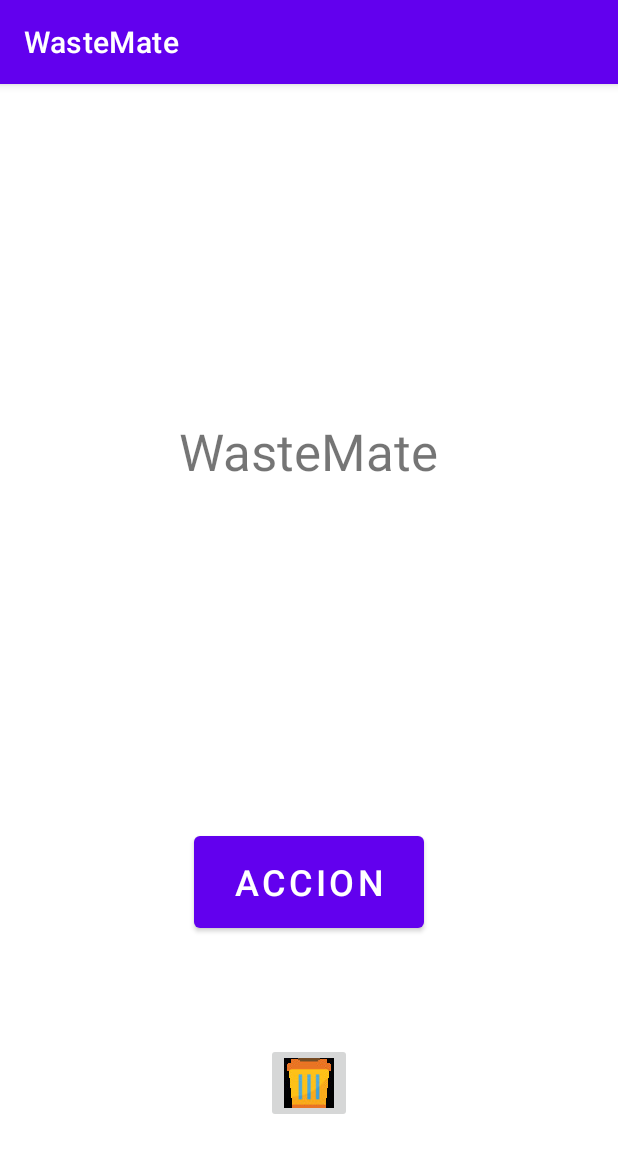
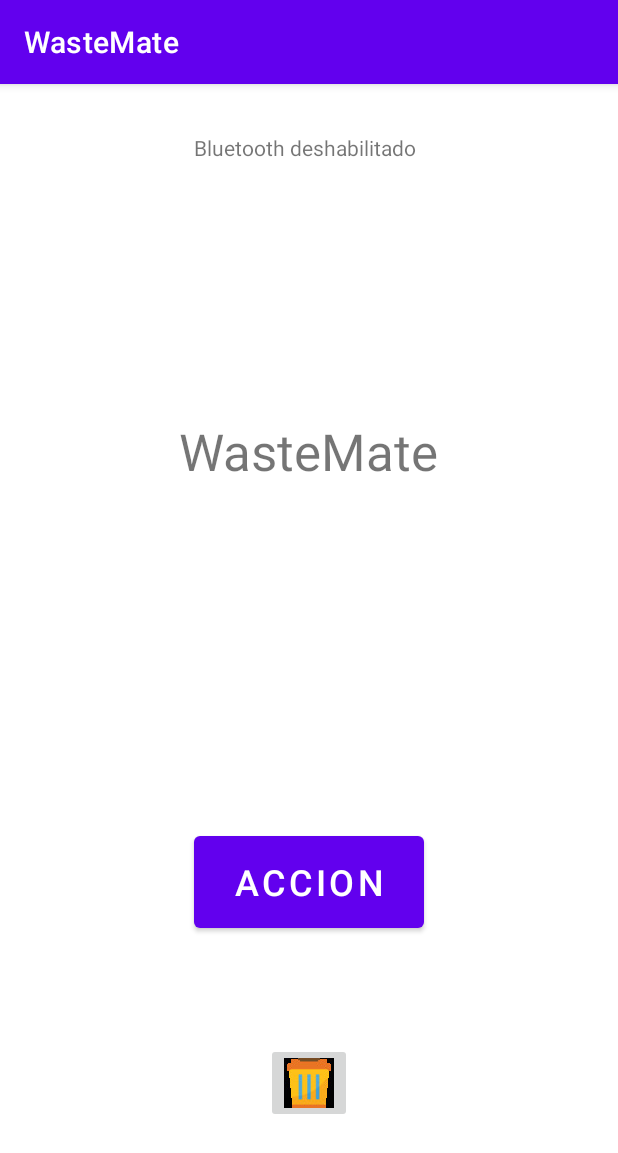
Before and after one commit to AgustinCocciardi/WasteMate, an Android app: the screen it shows after launch (MainActivity), on a phone screen of 412 x 824 dp. Shown: the top 1153 px of the screen. Run offline under Robolectric (Android 15) with nearby library versions, the phone set to English and light mode, and no system bars.

Commit message:
Comienza la integración de bluetooth

```diff
--- a/Android/app/src/main/java/soadv/grupom2/wastemate/MainActivity.java
+++ b/Android/app/src/main/java/soadv/grupom2/wastemate/MainActivity.java
@@ -8,11 +8,14 @@ import android.util.Log;
 import android.view.View;
 import android.widget.Button;
 import android.widget.ImageButton;
+import android.widget.TextView;
 
 public class MainActivity extends AppCompatActivity {
 
     private Button boton;
     private ImageButton botonCapacidad;
+
+    private TextView estadoBluetooth;
 
     @Override
     protected void onCreate(Bundle savedInstanceState) {
@@ -21,6 +24,7 @@ public class MainActivity extends AppCompatActivity {
 
         boton = (Button) findViewById(R.id.boton);
         botonCapacidad = (ImageButton) findViewById(R.id.botonCapacidad);
+        estadoBluetooth = (TextView) findViewById(R.id.bluetoothEstado);
         boton.setOnClickListener(new View.OnClickListener() {
             @Override
             public void onClick(View view) {
--- a/Android/app/src/main/res/layout/activity_main.xml
+++ b/Android/app/src/main/res/layout/activity_main.xml
@@ -46,4 +46,16 @@
         app:layout_constraintVertical_bias="0.16"
         app:srcCompat="@mipmap/tachito" />
 
+    <TextView
+        android:id="@+id/bluetoothEstado"
+        android:layout_width="wrap_content"
+        android:layout_height="wrap_content"
+        android:text="Bluetooth deshabilitado"
+        app:layout_constraintBottom_toTopOf="@+id/textView"
+        app:layout_constraintEnd_toEndOf="parent"
+        app:layout_constraintHorizontal_bias="0.49"
+        app:layout_constraintStart_toStartOf="parent"
+        app:layout_constraintTop_toTopOf="parent"
+        app:layout_constraintVertical_bias="0.179" />
+
 </androidx.constraintlayout.widget.ConstraintLayout>
```
